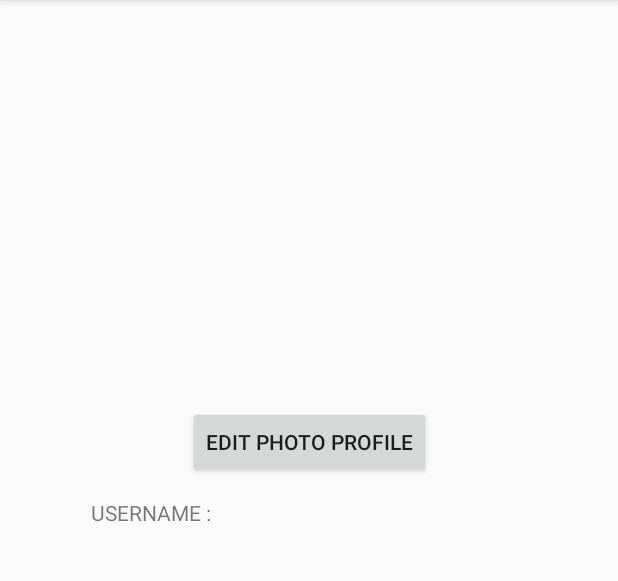
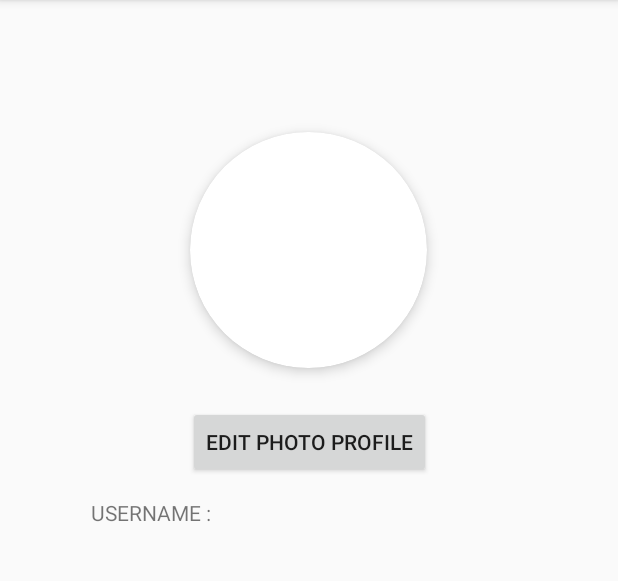
Before and after one commit to tsanyalwan/TravelMalang, an Android app: the fragment ProfileFragment placed in its activity, on a phone screen of 412 x 824 dp, the part 84-665 px from its top. Run offline under Robolectric (Android 15) with nearby library versions, the phone set to English and light mode, and no system bars; our stand-ins replace Firebase (no records; nobody signed in at launch, a user with empty details on screens opened directly).

Commit message:
konfigurasi layout profile

```diff
--- a/app/src/main/res/layout/fragment_profile.xml
+++ b/app/src/main/res/layout/fragment_profile.xml
@@ -6,16 +6,27 @@
     android:layout_height="match_parent"
     tools:context=".fragments.ProfileFragment" >
 
-    <ImageView
-        android:id="@+id/imgProfil"
-        android:layout_width="wrap_content"
-        android:layout_height="wrap_content"
-        android:layout_marginTop="112dp"
+    <androidx.cardview.widget.CardView
+        android:layout_width="158dp"
+        android:layout_height="157dp"
+        android:layout_marginStart="70dp"
+        android:layout_marginLeft="70dp"
+        app:cardCornerRadius="100dp"
+        app:cardElevation="5dp"
+        app:layout_constraintBottom_toBottomOf="parent"
         app:layout_constraintEnd_toEndOf="parent"
-        app:layout_constraintHorizontal_bias="0.498"
+        app:layout_constraintHorizontal_bias="0.308"
         app:layout_constraintStart_toStartOf="parent"
         app:layout_constraintTop_toTopOf="parent"
-        tools:src="@tools:sample/avatars[0]" />
+        app:layout_constraintVertical_bias="0.144">
+
+        <ImageView
+            android:id="@+id/imgProfil"
+            android:layout_width="match_parent"
+            android:layout_height="match_parent"
+            android:layout_marginTop="4dp"
+            tools:src="@tools:sample/avatars[0]" />
+    </androidx.cardview.widget.CardView>
 
     <Button
         android:id="@+id/btnProfile"
@@ -50,4 +61,5 @@
         app:layout_constraintEnd_toEndOf="parent"
         app:layout_constraintHorizontal_bias="0.184"
         app:layout_constraintStart_toStartOf="parent" />
+
 </androidx.constraintlayout.widget.ConstraintLayout>
```
